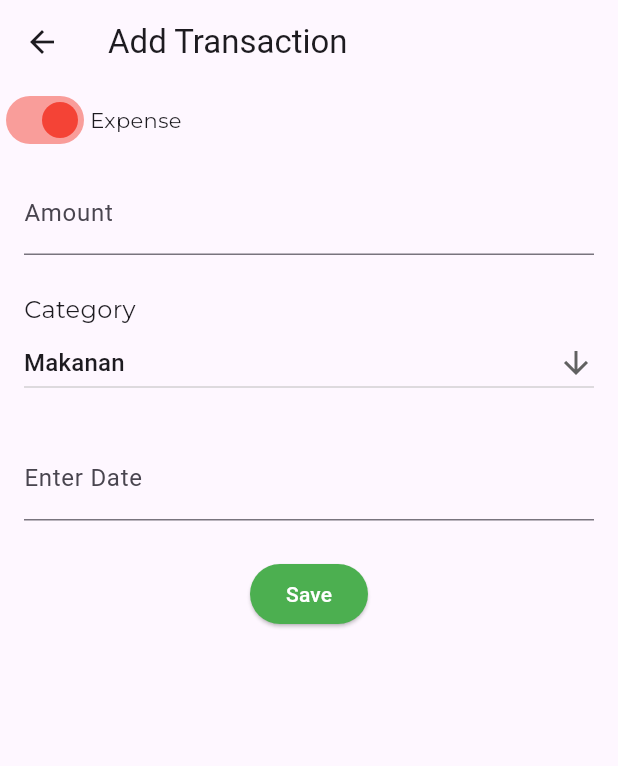
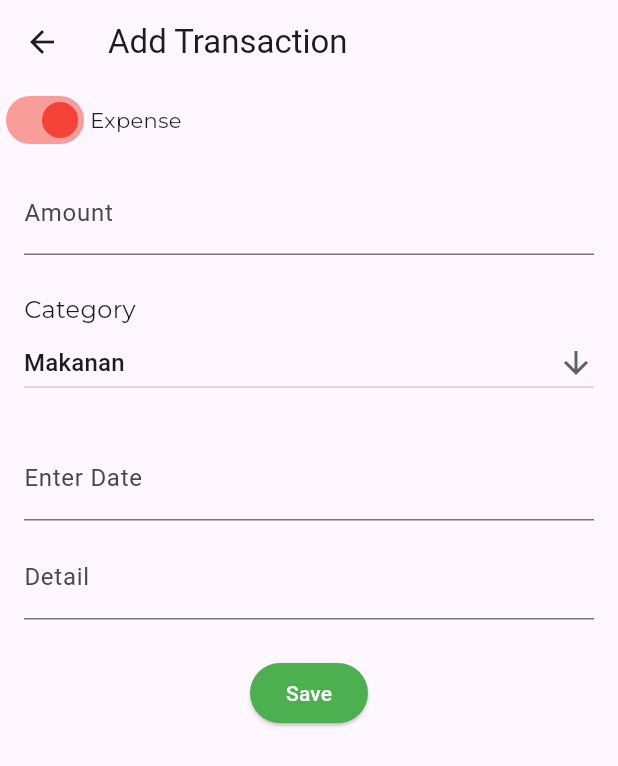
Before and after one commit to ekoapriliyani/uangku_app, a Flutter app: the TransactionPage screen opened directly, after a tap on "Save", on a phone screen of 412 x 824 dp. Shown: the top 766 px of the screen. Run offline on Flutter 3.47's test engine with Material 3 defaults, Android fonts, the light colour scheme and no system bars; our stand-ins replace drift, drift_flutter, google_fonts; missing offline and left inert: calendar_appbar; accounts and stored records are empty; generated files the repository leaves out were written again.

Commit message:
transaction page

```diff
--- a/lib/pages/transaction_page.dart
+++ b/lib/pages/transaction_page.dart
@@ -13,7 +13,9 @@ class _TransactionPageState extends State<TransactionPage> {
   bool isExpense = true;
   List<String> list = ['Makanan', 'Transportasi', 'Hiburan'];
   late String dropDownValue = list.first;
+  TextEditingController ammountController = TextEditingController();
   TextEditingController dateController = TextEditingController();
+  TextEditingController detailController = TextEditingController();
   @override
   Widget build(BuildContext context) {
     return Scaffold(
@@ -46,6 +48,7 @@ class _TransactionPageState extends State<TransactionPage> {
               Padding(
                 padding: const EdgeInsets.symmetric(horizontal: 16),
                 child: TextFormField(
+                  controller: ammountController,
                   keyboardType: TextInputType.number,
                   decoration: InputDecoration(
                     border: UnderlineInputBorder(),
@@ -80,7 +83,7 @@ class _TransactionPageState extends State<TransactionPage> {
               SizedBox(height: 25),
               Padding(
                 padding: const EdgeInsets.symmetric(horizontal: 16),
-                child: TextField(
+                child: TextFormField(
                   readOnly: true,
                   controller: dateController,
                   decoration: InputDecoration(labelText: "Enter Date"),
@@ -100,10 +103,25 @@ class _TransactionPageState extends State<TransactionPage> {
                   },
                 ),
               ),
+              SizedBox(height: 10),
+              Padding(
+                padding: const EdgeInsets.symmetric(horizontal: 16),
+                child: TextFormField(
+                  controller: detailController,
+                  decoration: InputDecoration(
+                    border: UnderlineInputBorder(),
+                    labelText: "Detail",
+                  ),
+                ),
+              ),
               SizedBox(height: 25),
               Center(
                 child: ElevatedButton(
-                  onPressed: () {},
+                  onPressed: () {
+                    print('ammount : ' + ammountController.text);
+                    print('date : ' + dateController.text);
+                    print('detail : ' + detailController.text);
+                  },
                   style: ElevatedButton.styleFrom(
                     backgroundColor: Colors.green,
                     foregroundColor: Colors.white,
```
